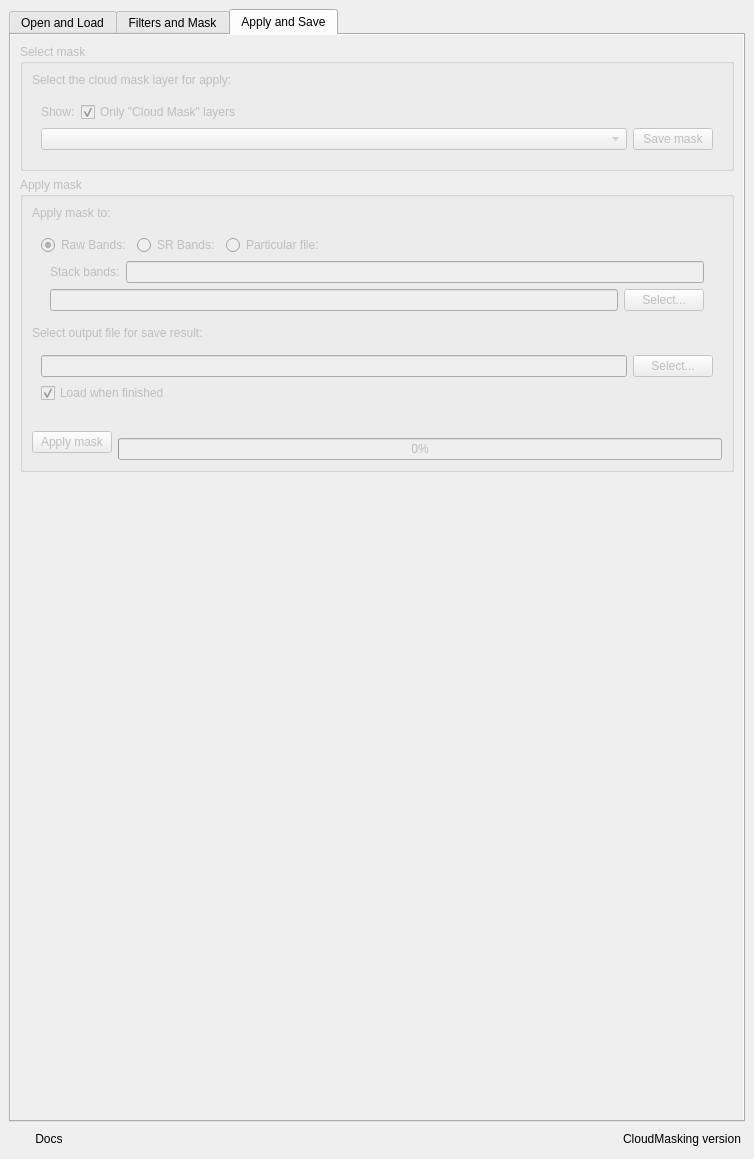
The window that ui/cloud_masking_dockwidget_base.ui (SMByC/CloudMasking) describes before a commit, drawn with Qt 5.
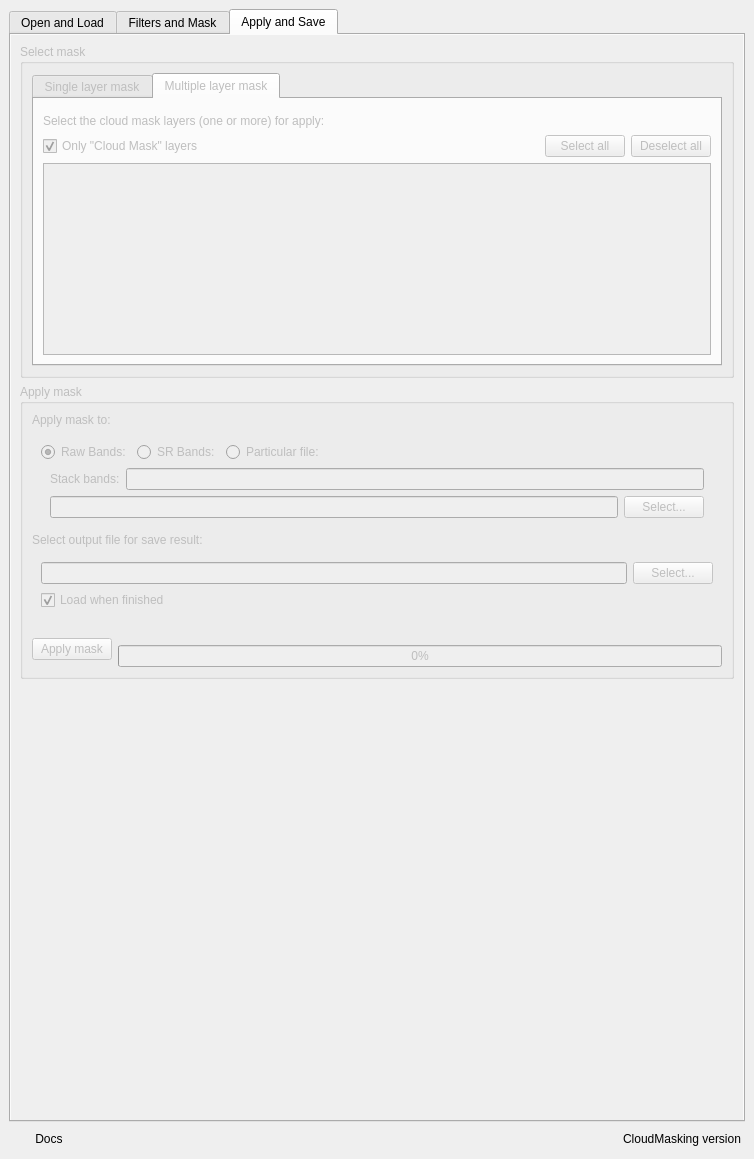
The same window after the commit. The open tabs and pages were chosen to show the change. Icons and pictures are not drawn. Custom widgets are drawn as their Qt base class.

Commit message: Implemented the possibility to select multiple mask to apply (1/2)

Patch:
```diff
--- a/ui/cloud_masking_dockwidget_base.ui
+++ b/ui/cloud_masking_dockwidget_base.ui
@@ -1926,8 +1926,8 @@
             <rect>
              <x>0</x>
              <y>0</y>
-             <width>583</width>
-             <height>747</height>
+             <width>730</width>
+             <height>1000</height>
             </rect>
            </property>
            <layout class="QVBoxLayout" name="verticalLayout_12">
@@ -1947,16 +1947,77 @@
               </property>
               <layout class="QVBoxLayout" name="verticalLayout_5">
                <item>
-                <widget class="QLabel" name="label_4">
+                <widget class="QTabWidget" name="select_layer_mask">
+                 <property name="sizePolicy">
+                  <sizepolicy hsizetype="Expanding" vsizetype="Minimum">
+                   <horstretch>0</horstretch>
+                   <verstretch>0</verstretch>
+                  </sizepolicy>
+                 </property>
+                 <property name="currentIndex">
+                  <number>0</number>
+                 </property>
+                 <widget class="QWidget" name="single_layer_mask">
+                  <attribute name="title">
+                   <string>Single layer mask</string>
+                  </attribute>
+                  <layout class="QVBoxLayout" name="verticalLayout_26">
+                   <item>
+                    <spacer name="verticalSpacer_6">
+                     <property name="orientation">
+                      <enum>Qt::Vertical</enum>
+                     </property>
+                     <property name="sizeType">
+                      <enum>QSizePolicy::Fixed</enum>
+                     </property>
+                     <property name="sizeHint" stdset="0">
+                      <size>
+                       <width>20</width>
+                       <height>5</height>
+                      </size>
+                     </property>
+                    </spacer>
+                   </item>
+                   <item>
+                    <widget class="QLabel" name="label_29">
                  <property name="text">
                   <string>Select the cloud mask layer for apply:</string>
                  </property>
                 </widget>
                </item>
                <item>
-                <widget class="QWidget" name="widget_SaveApply_01" native="true">
-                 <layout class="QGridLayout" name="gridLayout_4">
-                  <item row="3" column="0">
+                    <widget class="QWidget" name="widget_26" native="true">
+                     <layout class="QHBoxLayout" name="horizontalLayout_26">
+                      <property name="margin">
+                       <number>0</number>
+                      </property>
+                      <item>
+                       <widget class="QCheckBox" name="OnlyMaskLayers_SingleMask">
+                        <property name="text">
+                         <string>Only &quot;Cloud Mask&quot; layers</string>
+                        </property>
+                        <property name="checked">
+                         <bool>true</bool>
+                        </property>
+                       </widget>
+                      </item>
+                      <item>
+                       <spacer name="horizontalSpacer_12">
+                        <property name="orientation">
+                         <enum>Qt::Horizontal</enum>
+                        </property>
+                        <property name="sizeHint" stdset="0">
+                         <size>
+                          <width>40</width>
+                          <height>20</height>
+                         </size>
+                        </property>
+                       </spacer>
+                      </item>
+                     </layout>
+                    </widget>
+                   </item>
+                   <item>
                    <widget class="QWidget" name="widget_9" native="true">
                     <layout class="QHBoxLayout" name="horizontalLayout_11">
                      <property name="margin">
@@ -1991,21 +2052,44 @@
                     </layout>
                    </widget>
                   </item>
-                  <item row="0" column="0">
+                  </layout>
+                 </widget>
+                 <widget class="QWidget" name="multiple_layer_mask">
+                  <attribute name="title">
+                   <string>Multiple layer mask</string>
+                  </attribute>
+                  <layout class="QVBoxLayout" name="verticalLayout_27">
+                   <item>
+                    <spacer name="verticalSpacer_5">
+                     <property name="orientation">
+                      <enum>Qt::Vertical</enum>
+                     </property>
+                     <property name="sizeType">
+                      <enum>QSizePolicy::Fixed</enum>
+                     </property>
+                     <property name="sizeHint" stdset="0">
+                      <size>
+                       <width>20</width>
+                       <height>5</height>
+                      </size>
+                     </property>
+                    </spacer>
+                   </item>
+                   <item>
+                    <widget class="QLabel" name="label_4">
+                     <property name="text">
+                      <string>Select the cloud mask layers (one or more) for apply:</string>
+                     </property>
+                    </widget>
+                   </item>
+                   <item>
                    <widget class="QWidget" name="widget_8" native="true">
                     <layout class="QHBoxLayout" name="horizontalLayout_9">
                      <property name="margin">
                       <number>0</number>
                      </property>
                      <item>
-                      <widget class="QLabel" name="label_17">
-                       <property name="text">
-                        <string>Show:</string>
-                       </property>
-                      </widget>
-                     </item>
-                     <item>
-                      <widget class="QCheckBox" name="checkBox_OnlyMaskLayers">
+                       <widget class="QCheckBox" name="OnlyMaskLayers_MultipleMask">
                        <property name="text">
                         <string>Only &quot;Cloud Mask&quot; layers</string>
                        </property>
@@ -2027,10 +2111,51 @@
                        </property>
                       </spacer>
                      </item>
+                      <item>
+                       <widget class="QPushButton" name="QPBtn_SelectAll">
+                        <property name="font">
+                         <font>
+                          <pointsize>9</pointsize>
+                         </font>
+                        </property>
+                        <property name="text">
+                         <string>Select all</string>
+                        </property>
+                       </widget>
+                      </item>
+                      <item>
+                       <widget class="QPushButton" name="QPBtn_DeselectAll">
+                        <property name="font">
+                         <font>
+                          <pointsize>9</pointsize>
+                         </font>
+                        </property>
+                        <property name="text">
+                         <string>Deselect all</string>
+                        </property>
+                       </widget>
+                      </item>
                     </layout>
                    </widget>
                   </item>
-                 </layout>
+                   <item>
+                    <widget class="QListWidget" name="select_MultipleLayerMask">
+                     <property name="sizePolicy">
+                      <sizepolicy hsizetype="Expanding" vsizetype="Fixed">
+                       <horstretch>0</horstretch>
+                       <verstretch>0</verstretch>
+                      </sizepolicy>
+                     </property>
+                     <property name="maximumSize">
+                      <size>
+                       <width>16777215</width>
+                       <height>200</height>
+                      </size>
+                     </property>
+                    </widget>
+                   </item>
+                  </layout>
+                 </widget>
                 </widget>
                </item>
               </layout>
```
Left out of the diff: 8 changed lines with no effect on the pictures. Lines whose indentation alone changed are shown as unchanged. The commit also changes 1 other file.
